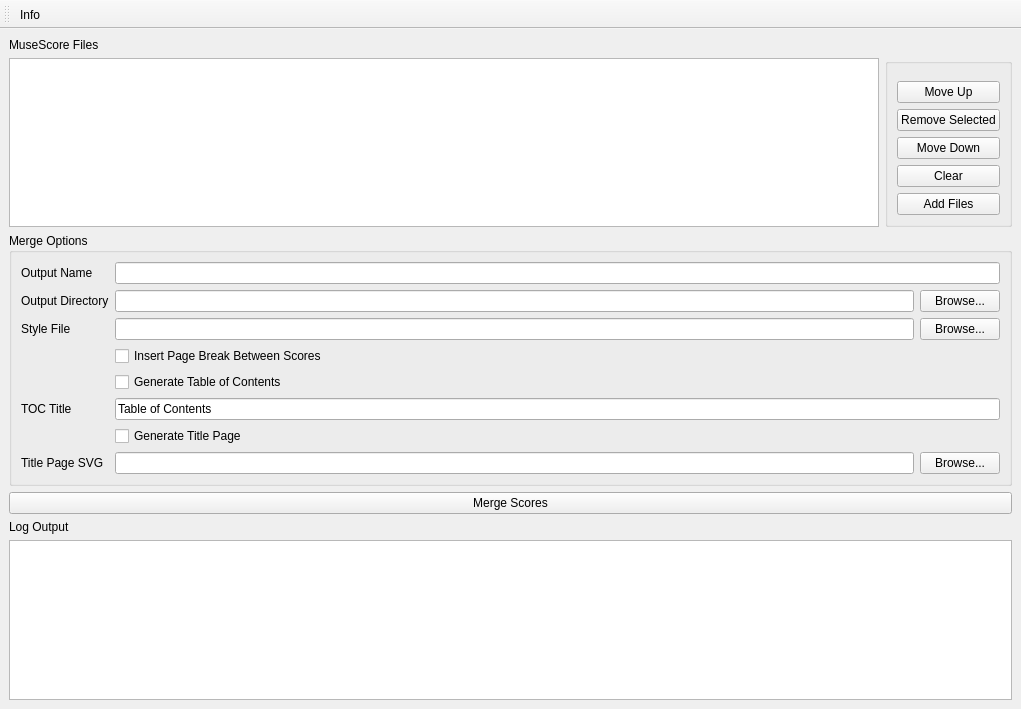
Old version of the form src/merge_scores/ui_resources/main_window.ui in the repository greflm13/merge-musescores.
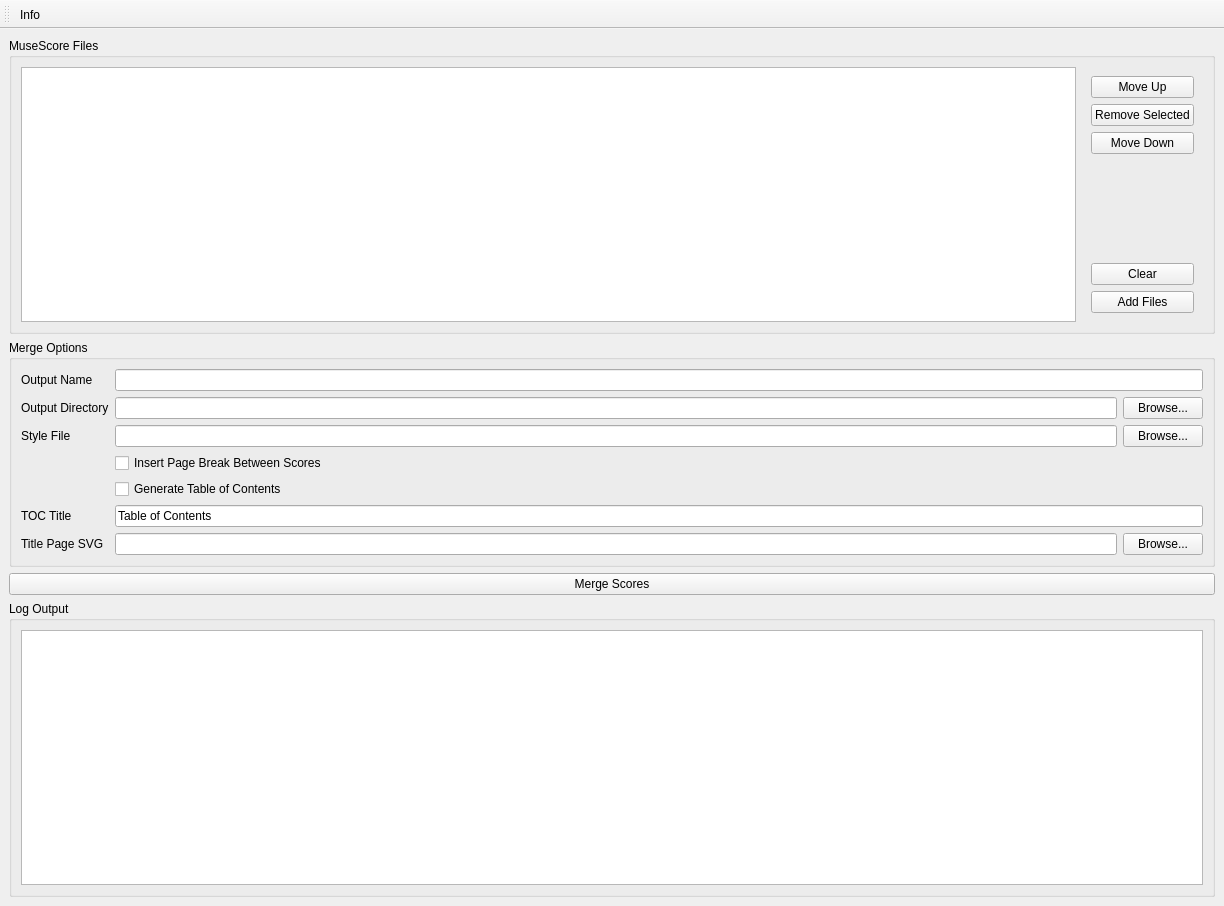
New version of the form.

```diff
--- a/src/merge_scores/ui_resources/main_window.ui
+++ b/src/merge_scores/ui_resources/main_window.ui
@@ -6,23 +6,26 @@
    <rect>
     <x>0</x>
     <y>0</y>
-    <width>1021</width>
-    <height>709</height>
+    <width>1224</width>
+    <height>906</height>
    </rect>
   </property>
+  <property name="minimumSize">
+   <size>
+    <width>384</width>
+    <height>832</height>
+   </size>
+  </property>
   <property name="windowTitle">
    <string>MergeMuseScores</string>
   </property>
   <widget class="QWidget" name="centralwidget">
    <layout class="QVBoxLayout" name="verticalLayout">
     <item>
-     <widget class="QLabel" name="labelFiles">
-      <property name="text">
+     <widget class="QGroupBox" name="fileGroupBox">
+      <property name="title">
        <string>MuseScore Files</string>
       </property>
-     </widget>
-    </item>
-    <item>
      <layout class="QGridLayout" name="gridLayout">
       <property name="verticalSpacing">
        <number>6</number>
@@ -38,8 +41,29 @@
        </widget>
       </item>
       <item row="0" column="4">
-       <widget class="QGroupBox" name="verticalGroupBox">
+        <widget class="QFrame" name="verticalFrame">
         <layout class="QVBoxLayout" name="verticalLayout_2">
+          <item>
+           <widget class="QPushButton" name="btnUp">
+            <property name="text">
+             <string>Move Up</string>
+            </property>
+           </widget>
+          </item>
+          <item>
+           <widget class="QPushButton" name="btnRemoveFiles">
+            <property name="text">
+             <string>Remove Selected</string>
+            </property>
+           </widget>
+          </item>
+          <item>
+           <widget class="QPushButton" name="btnDown">
+            <property name="text">
+             <string>Move Down</string>
+            </property>
+           </widget>
+          </item>
          <item>
           <spacer name="verticalSpacer">
            <property name="orientation">
@@ -53,27 +77,6 @@
            </property>
           </spacer>
          </item>
-         <item>
-          <widget class="QPushButton" name="btnUp">
-           <property name="text">
-            <string>Move Up</string>
-           </property>
-          </widget>
-         </item>
-         <item>
-          <widget class="QPushButton" name="btnRemoveFiles">
-           <property name="text">
-            <string>Remove Selected</string>
-           </property>
-          </widget>
-         </item>
-         <item>
-          <widget class="QPushButton" name="btnDown">
-           <property name="text">
-            <string>Move Down</string>
-           </property>
-          </widget>
-         </item>
          <item>
           <widget class="QPushButton" name="btnClearFiles">
            <property name="text">
@@ -92,6 +95,7 @@
        </widget>
       </item>
      </layout>
+     </widget>
     </item>
     <item>
      <widget class="QGroupBox" name="groupOptions">
@@ -179,21 +183,14 @@
          </property>
         </widget>
        </item>
-       <item row="6" column="1">
-        <widget class="QCheckBox" name="chkTitlePage">
-         <property name="text">
-          <string>Generate Title Page</string>
-         </property>
-        </widget>
-       </item>
-       <item row="7" column="0">
+       <item row="6" column="0">
         <widget class="QLabel" name="labelTitleSvg">
          <property name="text">
           <string>Title Page SVG</string>
          </property>
         </widget>
        </item>
-       <item row="7" column="1">
+       <item row="6" column="1">
         <layout class="QHBoxLayout" name="layoutTitleSvg">
          <item>
           <widget class="QLineEdit" name="txtTitleSvg"/>
@@ -218,17 +215,19 @@
      </widget>
     </item>
     <item>
-     <widget class="QLabel" name="labelLog">
-      <property name="text">
+     <widget class="QGroupBox" name="logGroupBox">
+      <property name="title">
        <string>Log Output</string>
       </property>
-     </widget>
-    </item>
+      <layout class="QHBoxLayout" name="horizontalLayout">
     <item>
      <widget class="QPlainTextEdit" name="txtLog">
       <property name="readOnly">
        <bool>true</bool>
       </property>
+        </widget>
+       </item>
+      </layout>
      </widget>
     </item>
    </layout>
```
Left out of the diff: 18 changed lines with no effect on the pictures. Lines whose indentation alone changed are shown as unchanged.
